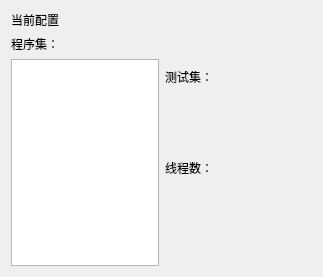
Old version of the form experiment/src/widgets/choicewidget.ui in the repository creeper12356/guide_software.
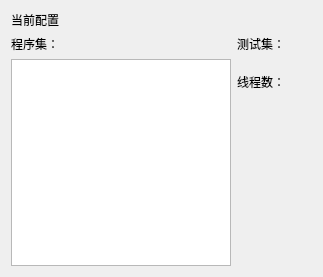
New version of the form.

```diff
--- a/experiment/src/widgets/choicewidget.ui
+++ b/experiment/src/widgets/choicewidget.ui
@@ -34,7 +34,7 @@
     </widget>
    </item>
    <item>
-    <layout class="QHBoxLayout" name="horizontalLayout_3" stretch="1,1">
+    <layout class="QHBoxLayout" name="horizontalLayout_3" stretch="0,0">
      <property name="sizeConstraint">
       <enum>QLayout::SetMaximumSize</enum>
      </property>
@@ -53,7 +53,10 @@
       </layout>
      </item>
      <item>
-      <layout class="QVBoxLayout" name="verticalLayout" stretch="3,3,2">
+      <layout class="QVBoxLayout" name="verticalLayout" stretch="0,0,1">
+       <property name="spacing">
+        <number>20</number>
+       </property>
        <item>
         <layout class="QHBoxLayout" name="horizontalLayout">
          <item>
```
